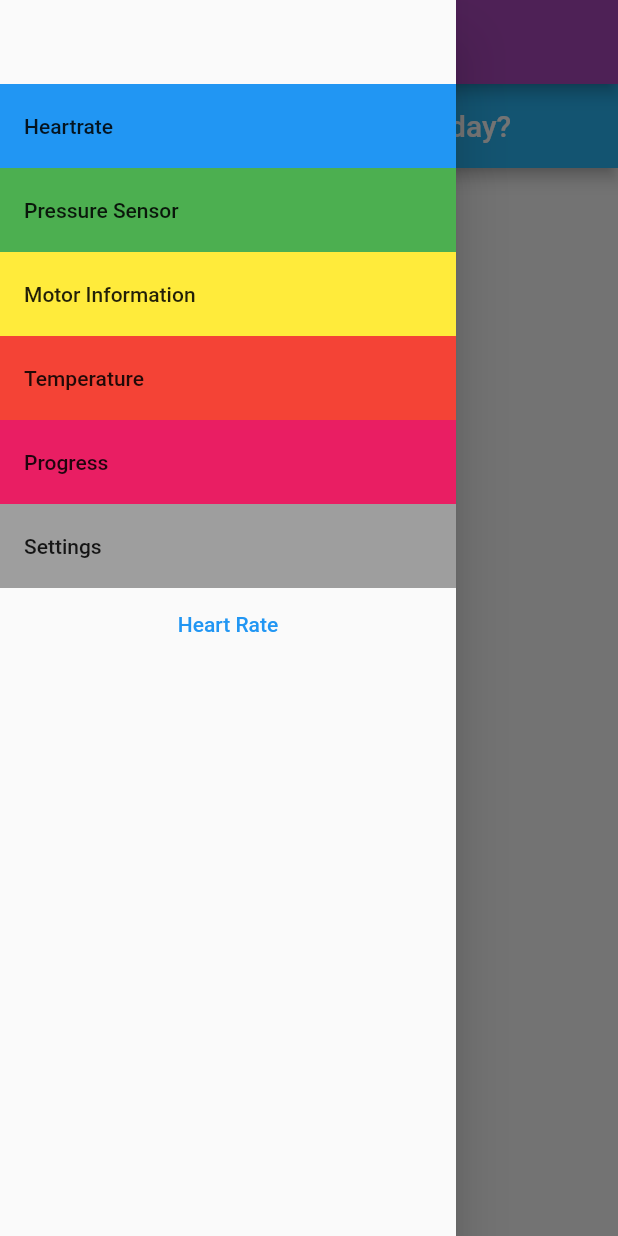
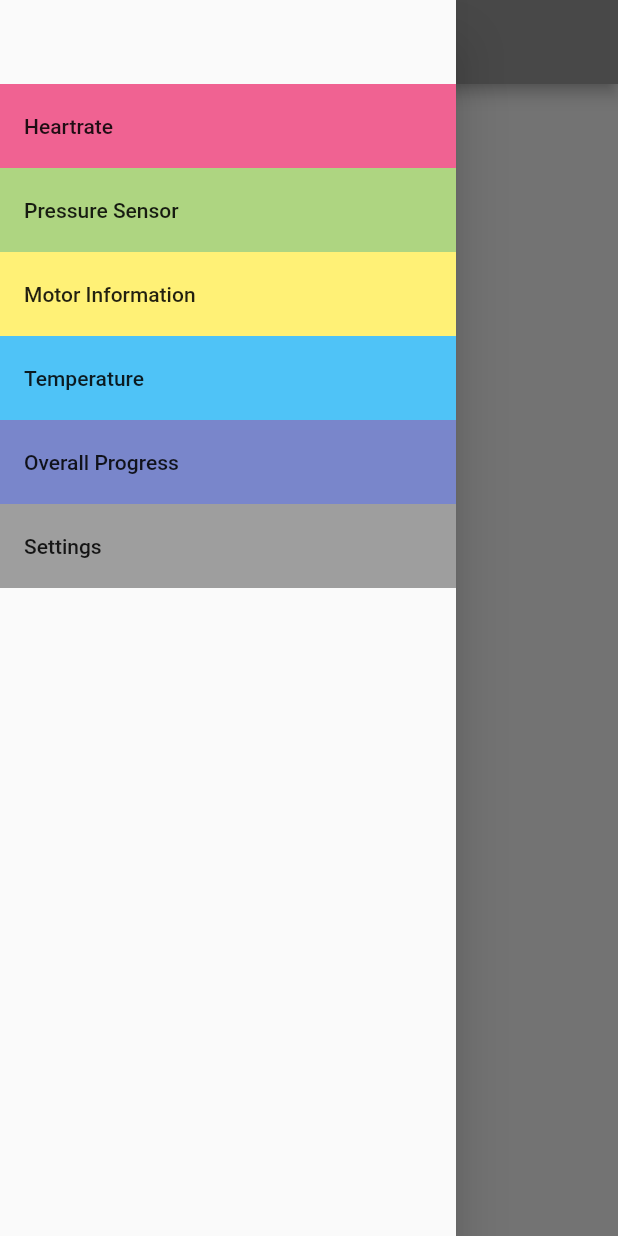
Before and after one commit to patel601/BruxAlertApp, a Flutter app: the screen it shows after launch, with the side drawer open, on a phone screen of 412 x 824 dp. Run offline on Flutter 3.47's test engine with Material 2 defaults, Android fonts, the phone set to English and light mode, and no system bars.

Commit message:
Update main.dart

```diff
--- a/lib/main.dart
+++ b/lib/main.dart
@@ -1,7 +1,7 @@
 // ignore: avoid_web_libraries_in_flutter
 // import 'dart:html';
 
-import 'dart:html';
+//import 'dart:html';
 
 import 'package:flutter/material.dart';
 import 'package:flutter/services.dart';
@@ -16,6 +16,7 @@ class MyApp extends StatefulWidget {
 
 class _MyAppState extends State<MyApp> {
   Widget mainWidget = Item1();
+
   //Widget hrButton = HRButton();
   @override
   Widget build(BuildContext context) {
@@ -24,7 +25,7 @@ class _MyAppState extends State<MyApp> {
       home: Scaffold(
         appBar: AppBar(
           title: Text('BruxAlert'),
-          backgroundColor: Colors.purple[400],
+          backgroundColor: Colors.grey,
         ),
         drawer: Drawer(
           // Menu bar
@@ -43,7 +44,7 @@ class _MyAppState extends State<MyApp> {
               ),
               ListTile(
                 title: Text('Heartrate'),
-                tileColor: Colors.blue,
+                tileColor: Colors.pink[300],
                 onTap: () {
                   // What happens after you tap the navigation item
                   setState(() {
@@ -54,7 +55,7 @@ class _MyAppState extends State<MyApp> {
               ),
               ListTile(
                 title: Text('Pressure Sensor'),
-                tileColor: Colors.green,
+                tileColor: Colors.lightGreen[300],
                 onTap: () {
                   // What happens after you tap the navigation item
                   setState(() {
@@ -65,7 +66,7 @@ class _MyAppState extends State<MyApp> {
               ),
               ListTile(
                 title: Text('Motor Information'),
-                tileColor: Colors.yellow,
+                tileColor: Colors.yellow[300],
                 onTap: () {
                   // What happens after you tap the navigation item
                   setState(() {
@@ -76,7 +77,7 @@ class _MyAppState extends State<MyApp> {
               ),
               ListTile(
                 title: Text('Temperature'),
-                tileColor: Colors.red,
+                tileColor: Colors.lightBlue[300],
                 onTap: () {
                   // What happens after you tap the navigation item
                   setState(() {
@@ -86,8 +87,8 @@ class _MyAppState extends State<MyApp> {
                 },
               ),
               ListTile(
-                title: Text('Progress'),
-                tileColor: Colors.pink,
+                title: Text('Overall Progress'),
+                tileColor: Colors.indigo[300],
                 onTap: () {
                   // What happens after you tap the navigation item
                   setState(() {
@@ -107,23 +108,56 @@ class _MyAppState extends State<MyApp> {
                   Navigator.pop(context);
                 },
               ),
-              TextButton(
-                onPressed: () {
-                  // Respond to button press
-                },
-                child: Text('Heart Rate'),
-              ),
             ],
           ),
         ),
-        body: mainWidget, // Here
+
+        body: (// mainWidget), // Here
+                TextButton.icon(
+                    label: Text('Heart Rate'),
+                    icon: Icon(Icons.workspaces_filled),
+                    onPressed: () {
+                      print('Pressed');
+                    }
+                )
+      //       TextButton.icon(
+      //       label: Text('Pressure Sensor'),
+      //     icon: Icon(Icons.workspaces_filled),
+      //     onPressed: () {
+      //       print('Pressed');
+      //     }
+      // ),
+      //   TextButton.icon(
+      //       label: Text('Motor Information'),
+      //       icon: Icon(Icons.workspaces_filled),
+      //       onPressed: () {
+      //         print('Pressed');
+      //       }
+      //   ),
+      //   TextButton.icon(
+      //       label: Text('Temperature'),
+      //       icon: Icon(Icons.workspaces_filled),
+      //       onPressed: () {
+      //         print('Pressed');
+      //       }
+      //   ),
+      //   TextButton.icon(
+      //       label: Text('Overall Progress'),
+      //       icon: Icon(Icons.workspaces_filled),
+      //       onPressed: () {
+      //         print('Pressed');
+      //       }
+      //   ) // end of text buttons
+            )
+
       ),
-    );
+
+      );
   }
 }
 
 class Item1 extends StatelessWidget {
-  // Item 1 is for the welcome mesaage
+  // Item 1 is for the welcome message
   @override
   Widget build(BuildContext context) {
     return Scaffold(
@@ -131,6 +165,7 @@ class Item1 extends StatelessWidget {
         title: Text('Hey, how are you doing today?'),
         backgroundColor: Colors.lightBlue[400],
         centerTitle: true,
+
       ),
     );
   }
```
